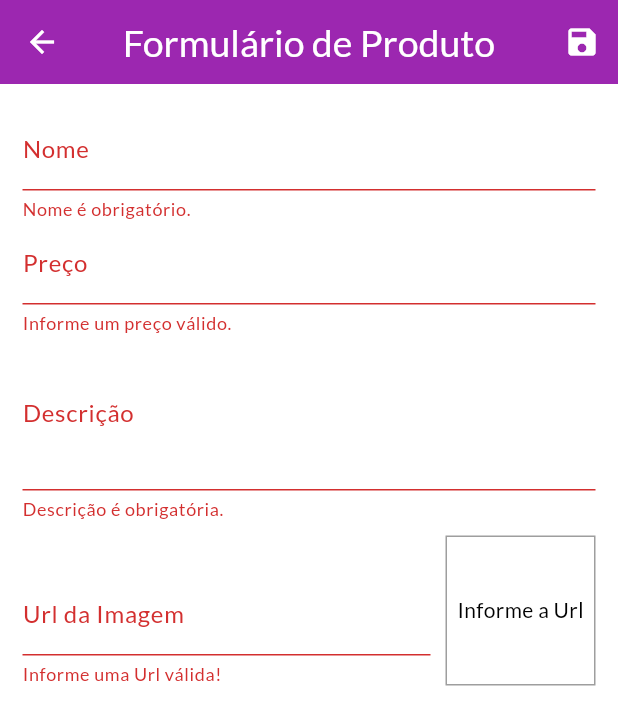
After one commit to rafaelsoutoo/shopping-app, a Flutter app: the ProductFormPage screen opened by its route, after a tap on the "save" icon, on a phone screen of 412 x 824 dp. The commit adds this screen. Shown: the top 725 px of the screen. Run offline on Flutter 3.47's test engine with Material 3 defaults, Android fonts, the phone set to English and light mode, and no system bars; network calls fail.

Commit message:
upadate app

```diff
--- /dev/null
+++ b/devtools_options.yaml
@@ -0,0 +1,3 @@
+description: This file stores settings for Dart & Flutter DevTools.
+documentation: https://docs.flutter.dev/tools/devtools/extensions#configure-extension-enablement-states
+extensions:
--- a/lib/components/product_grid.dart
+++ b/lib/components/product_grid.dart
@@ -1,6 +1,6 @@
 import 'package:flutter/material.dart';
 import 'package:provider/provider.dart';
-import 'package:shop/components/product_item.dart';
+import 'package:shop/components/product_grid_item.dart';
 import 'package:shop/models/product.dart';
 import 'package:shop/models/product_list.dart';
 
@@ -19,7 +19,7 @@ class ProductGrid extends StatelessWidget {
       itemCount: loadedProducts.length,
       itemBuilder: (ctx, i) => ChangeNotifierProvider.value(
         value: loadedProducts[i],
-        child: ProductItem(),
+        child: const ProductGridItem(),
       ),
       gridDelegate: const SliverGridDelegateWithFixedCrossAxisCount(
         crossAxisCount: 2, // quero q exiba dois produtos por linha
--- a/lib/main.dart
+++ b/lib/main.dart
@@ -5,6 +5,8 @@ import 'package:shop/models/product_list.dart';
 import 'package:shop/pages/cart_page.dart';
 import 'package:shop/pages/orders_page.dart';
 import 'package:shop/pages/product_detail_page.dart';
+import 'package:shop/pages/product_form_page.dart';
+import 'package:shop/pages/products_page.dart';
 import 'package:shop/pages/products_overview_page.dart';
 import 'package:shop/utils/app_routes.dart';
 import 'package:provider/provider.dart';
@@ -55,6 +57,8 @@ class MyApp extends StatelessWidget {
           AppRoutes.productDetail: (ctx) => const ProductDetailPage(),
           AppRoutes.cart: (ctx) => const CartPage(),
           AppRoutes.orders: (ctx) => const OrdersPage(),
+          AppRoutes.products: (ctx) => const ProductsPage(),
+          AppRoutes.productsForm: (ctx) => const ProductFormPage(),
         },
         debugShowCheckedModeBanner: false,
       ),
--- /dev/null
+++ b/lib/pages/product_form_page.dart
@@ -0,0 +1,229 @@
+import 'package:flutter/material.dart';
+import 'package:provider/provider.dart';
+import 'package:shop/models/product.dart';
+import 'package:shop/models/product_list.dart';
+
+class ProductFormPage extends StatefulWidget {
+  const ProductFormPage({Key? key}) : super(key: key);
+
+  @override
+  State<ProductFormPage> createState() => _ProductFormPageState();
+}
+
+class _ProductFormPageState extends State<ProductFormPage> {
+  final _priceFocus = FocusNode();
+  final _descriptionFocus = FocusNode();
+
+  final _imageUrlFocus = FocusNode();
+  final _imageUrlController = TextEditingController();
+
+  final _formKey = GlobalKey<FormState>();
+  final _formData = <String, Object>{};
+
+  @override
+  void initState() {
+    super.initState();
+    _imageUrlFocus.addListener(updateImage);
+  }
+
+  @override
+  void didChangeDependencies() {
+    super.didChangeDependencies();
+
+    if (_formData.isEmpty) {
+      final arg = ModalRoute.of(context)?.settings.arguments;
+
+      if (arg != null) {
+        final product = arg as Product;
+        _formData['id'] = product.id;
+        _formData['name'] = product.name;
+        _formData['price'] = product.price;
+        _formData['description'] = product.description;
+        _formData['imageUrl'] = product.imageUrl;
+
+        _imageUrlController.text = product.imageUrl;
+      }
+    }
+  }
+
+  @override
+  void dispose() {
+    super.dispose();
+    _priceFocus.dispose();
+    _descriptionFocus.dispose();
+
+    _imageUrlFocus.removeListener(updateImage);
+    _imageUrlFocus.dispose();
+  }
+
+  void updateImage() {
+    setState(() {});
+  }
+
+  bool isValidImageUrl(String url) {
+    bool isValidUrl = Uri.tryParse(url)?.hasAbsolutePath ?? false;
+    bool endsWithFile = url.toLowerCase().endsWith('.png') ||
+        url.toLowerCase().endsWith('.jpg') ||
+        url.toLowerCase().endsWith('.jpeg');
+    return isValidUrl && endsWithFile;
+  }
+
+  void _submitForm() {
+    final isValid = _formKey.currentState?.validate() ?? false;
+
+    if (!isValid) {
+      return;
+    }
+
+    _formKey.currentState?.save();
+
+    Provider.of<ProductList>(
+      context,
+      listen: false,
+    ).saveProduct(_formData);
+
+    Navigator.of(context).pop();
+  }
+
+  @override
+  Widget build(BuildContext context) {
+    return Scaffold(
+      appBar: AppBar(
+        title: const Text('Formulário de Produto'),
+        actions: [
+          IconButton(
+            onPressed: _submitForm,
+            icon: const Icon(Icons.save),
+          )
+        ],
+      ),
+      body: Padding(
+        padding: const EdgeInsets.all(15),
+        child: Form(
+          key: _formKey,
+          child: ListView(
+            children: [
+              TextFormField(
+                initialValue: _formData['name']?.toString(),
+                decoration: const InputDecoration(labelText: 'Nome'),
+                textInputAction: TextInputAction.next,
+                onFieldSubmitted: (_) {
+                  FocusScope.of(context).requestFocus(_priceFocus);
+                },
+                onSaved: (name) => _formData['name'] = name ?? '',
+                validator: (_name) {
+                  final name = _name ?? '';
+
+                  if (name.trim().isEmpty) {
+                    return 'Nome é obrigatório.';
+                  }
+
+                  if (name.trim().length < 3) {
+                    return 'Nome precisa no mínimo de 3 letras.';
+                  }
+
+                  return null;
+                },
+              ),
+              TextFormField(
+                initialValue: _formData['price']?.toString(),
+                decoration: const InputDecoration(labelText: 'Preço'),
+                textInputAction: TextInputAction.next,
+                focusNode: _priceFocus,
+                keyboardType: const TextInputType.numberWithOptions(
+                  decimal: true,
+                  signed: true,
+                ),
+                onFieldSubmitted: (_) {
+                  FocusScope.of(context).requestFocus(_descriptionFocus);
+                },
+                onSaved: (price) =>
+                    _formData['price'] = double.parse(price ?? '0'),
+                validator: (_price) {
+                  final priceString = _price ?? '';
+                  final price = double.tryParse(priceString) ?? -1;
+
+                  if (price <= 0) {
+                    return 'Informe um preço válido.';
+                  }
+
+                  return null;
+                },
+              ),
+              TextFormField(
+                initialValue: _formData['description']?.toString(),
+                decoration: const InputDecoration(labelText: 'Descrição'),
+                focusNode: _descriptionFocus,
+                keyboardType: TextInputType.multiline,
+                maxLines: 3,
+                onSaved: (description) =>
+                    _formData['description'] = description ?? '',
+                validator: (_description) {
+                  final description = _description ?? '';
+
+                  if (description.trim().isEmpty) {
+                    return 'Descrição é obrigatória.';
+                  }
+
+                  if (description.trim().length < 10) {
+                    return 'Descrição precisa no mínimo de 10 letras.';
+                  }
+
+                  return null;
+                },
+              ),
+              Row(
+                crossAxisAlignment: CrossAxisAlignment.end,
+                children: [
+                  Expanded(
+                    child: TextFormField(
+                      decoration:
+                          const InputDecoration(labelText: 'Url da Imagem'),
+                      keyboardType: TextInputType.url,
+                      textInputAction: TextInputAction.done,
+                      focusNode: _imageUrlFocus,
+                      controller: _imageUrlController,
+                      onFieldSubmitted: (_) => _submitForm(),
+                      onSaved: (imageUrl) =>
+                          _formData['imageUrl'] = imageUrl ?? '',
+                      validator: (_imageUrl) {
+                        final imageUrl = _imageUrl ?? '';
+
+                        if (!isValidImageUrl(imageUrl)) {
+                          return 'Informe uma Url válida!';
+                        }
+
+                        return null;
+                      },
+                    ),
+                  ),
+                  Container(
+                    height: 100,
+                    width: 100,
+                    margin: const EdgeInsets.only(
+                      top: 10,
+                      left: 10,
+                    ),
+                    decoration: BoxDecoration(
+                      border: Border.all(
+                        color: Colors.grey,
+                        width: 1,
+                      ),
+                    ),
+                    alignment: Alignment.center,
+                    child: _imageUrlController.text.isEmpty
+                        ? const Text('Informe a Url')
+                        : FittedBox(
+                            fit: BoxFit.cover,
+                            child: Image.network(_imageUrlController.text),
+                          ),
+                  ),
+                ],
+              ),
+            ],
+          ),
+        ),
+      ),
+    );
+  }
+}
--- a/lib/utils/app_routes.dart
+++ b/lib/utils/app_routes.dart
@@ -3,4 +3,6 @@ class AppRoutes {
   static const productDetail = '/product_detail';
   static const cart = '/cart_page';
   static const orders = '/orders';
+  static const products = '/products';
+  static const productsForm = '/product-form';
 }
```
Also changed, not shown: lib/components/app_drawer.dart (+8 -0 lines), lib/components/cart_item.dart (+27 -2 lines), lib/components/product_grid_item.dart (added, +71 -0 lines), lib/components/product_item.dart (+52 -39 lines), lib/models/cart.dart (+21 -0 lines), lib/models/product_list.dart (+60 -19 lines), lib/pages/products_page.dart (added, +41 -0 lines).
